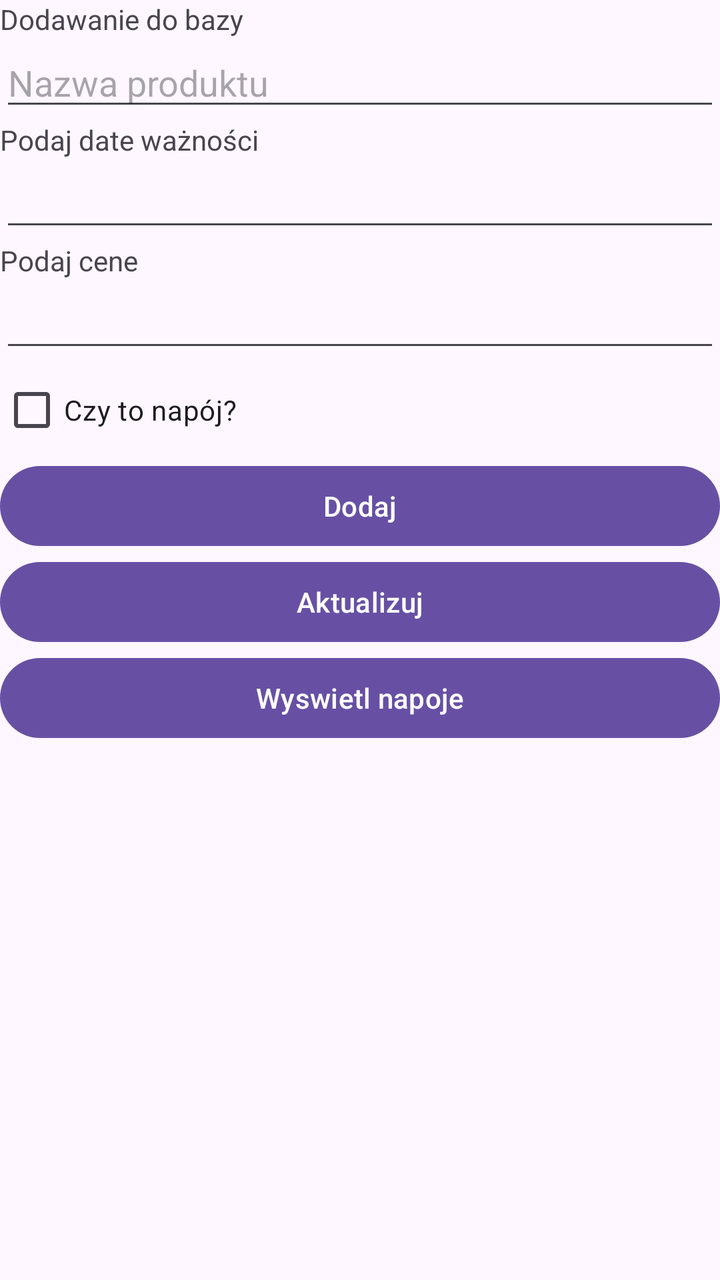
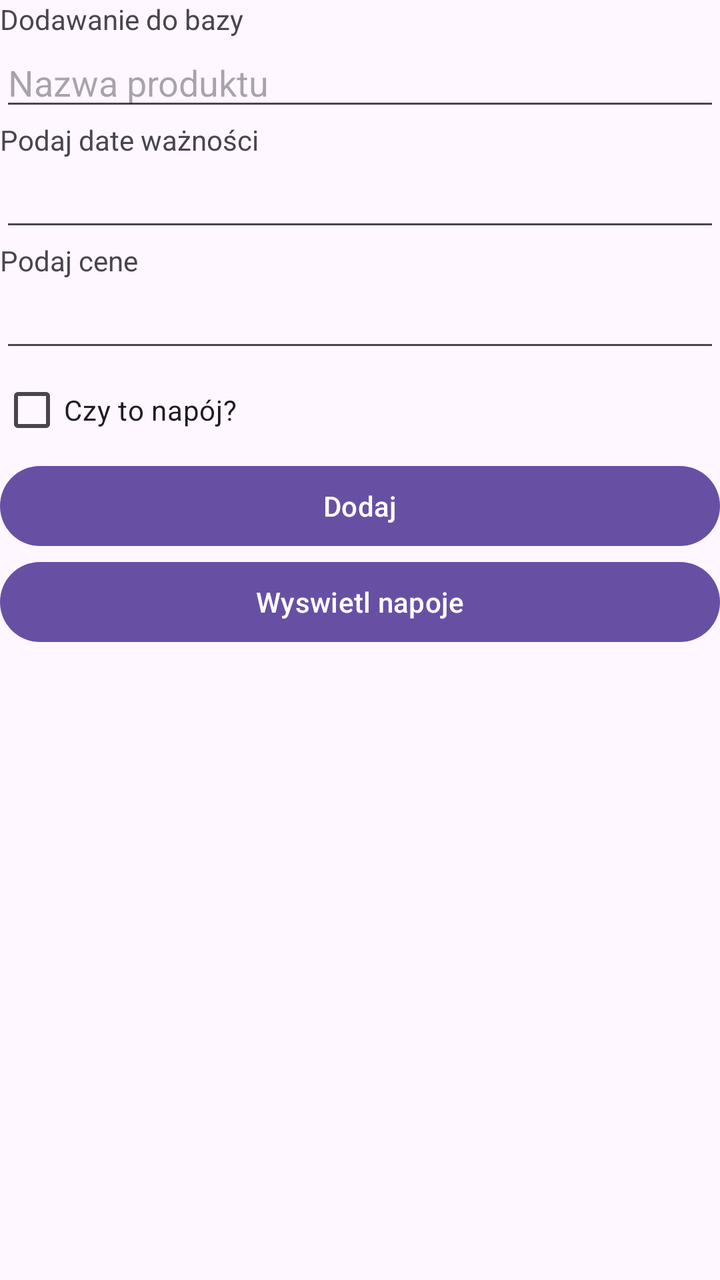

Compare the two renders of this Android layout. The source of the first and the diff that turns it into the second are given below.
<!-- AndroidManifest.xml: application theme Theme.MyApplication -->
<!-- res/layout/activity_main.xml -->
<?xml version="1.0" encoding="utf-8"?>
<LinearLayout xmlns:android="http://schemas.android.com/apk/res/android"
    xmlns:app="http://schemas.android.com/apk/res-auto"
    xmlns:tools="http://schemas.android.com/tools"
    android:id="@+id/main"
    android:layout_width="match_parent"
    android:layout_height="match_parent"
    android:orientation="vertical">

    <TextView
        android:id="@+id/textView3"
        android:layout_width="match_parent"
        android:layout_height="wrap_content"
        android:text="Dodawanie do bazy" />

    <EditText
        android:id="@+id/editTextNazwa"
        android:layout_width="match_parent"
        android:layout_height="wrap_content"
        android:ems="10"
        android:inputType="text"
        android:hint="Nazwa produktu" />

    <TextView
        android:id="@+id/textView4"
        android:layout_width="match_parent"
        android:layout_height="wrap_content"
        android:text="Podaj date ważności" />

    <EditText
        android:id="@+id/editTextDate"
        android:layout_width="match_parent"
        android:layout_height="wrap_content"
        android:ems="10"
        android:inputType="date" />

    <TextView
        android:id="@+id/textView5"
        android:layout_width="match_parent"
        android:layout_height="wrap_content"
        android:text="Podaj cene" />

    <EditText
        android:id="@+id/editTextNumberCena"
        android:layout_width="match_parent"
        android:layout_height="wrap_content"
        android:ems="10"
        android:inputType="number" />

    <CheckBox
        android:id="@+id/checkBox"
        android:layout_width="match_parent"
        android:layout_height="wrap_content"
        android:text="Czy to napój?" />

    <Button
        android:id="@+id/buttonDodaj"
        android:layout_width="match_parent"
        android:layout_height="wrap_content"
        android:text="Dodaj" />

    <Button
        android:id="@+id/buttonAktualizuj"
        android:layout_width="match_parent"
        android:layout_height="wrap_content"
        android:text="Aktualizuj" />

    <Button
        android:id="@+id/buttonWyswietlNapoje"
        android:layout_width="match_parent"
        android:layout_height="wrap_content"
        android:text="Wyswietl napoje" />

    <ListView
        android:layout_width="match_parent"
        android:layout_height="wrap_content"
        android:id="@+id/listView"
        />

</LinearLayout>
<!-- resources referenced by this layout -->
<resources>
  <style name="Theme.MyApplication" parent="Base.Theme.MyApplication" />
  <style name="Base.Theme.MyApplication" parent="Theme.Material3.DayNight.NoActionBar">
          
          
      </style>
</resources>

<!-- the commit's change to res/layout/activity_main.xml (unified diff, before → after) -->
@@ -60,16 +60,17 @@
         android:text="Dodaj" />
 
     <Button
-        android:id="@+id/buttonAktualizuj"
-        android:layout_width="match_parent"
-        android:layout_height="wrap_content"
-        android:text="Aktualizuj" />
-
-    <Button
         android:id="@+id/buttonWyswietlNapoje"
         android:layout_width="match_parent"
         android:layout_height="wrap_content"
         android:text="Wyswietl napoje" />
+
+    <Button
+        android:id="@+id/buttonAktualizuj"
+        android:layout_width="match_parent"
+        android:layout_height="wrap_content"
+        android:visibility="invisible"
+        android:text="Aktualizuj" />
 
     <ListView
         android:layout_width="match_parent"
